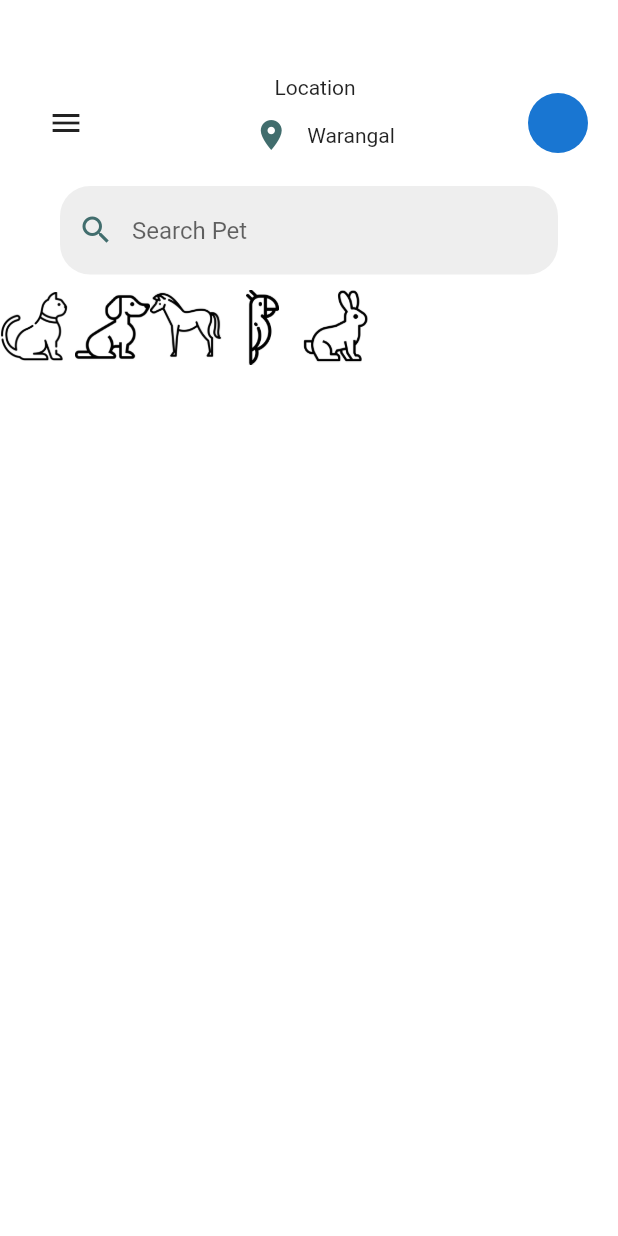
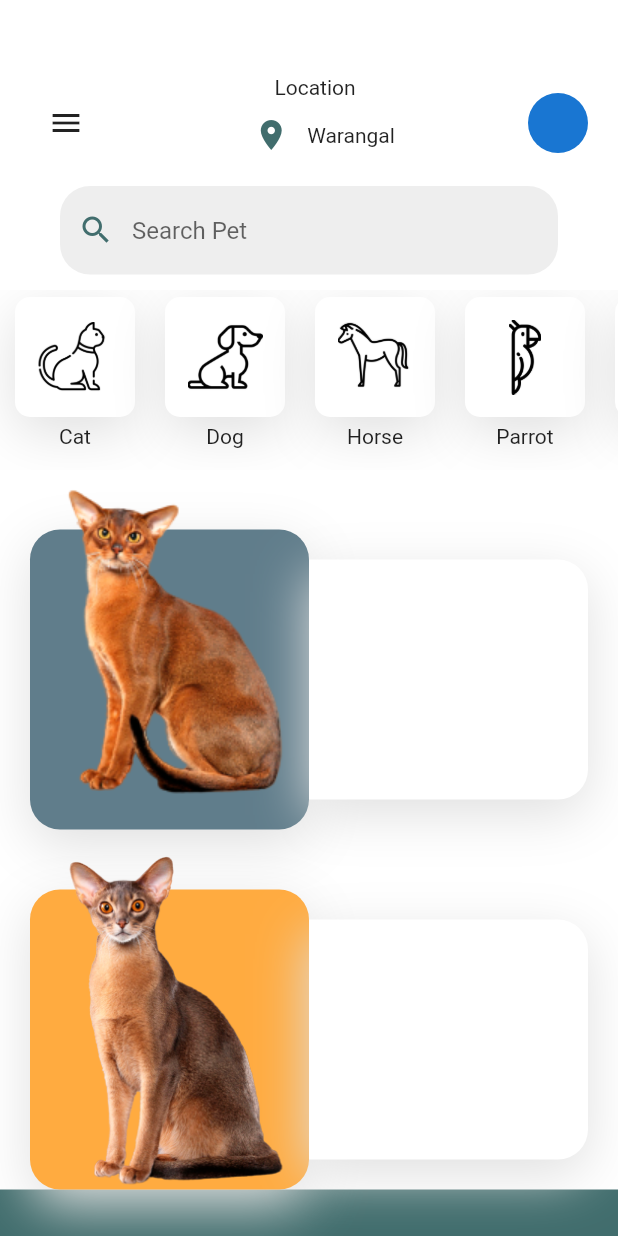
Before and after one commit to udaykumaruking/pet_app, a Flutter app: the screen it shows after launch, on a phone screen of 412 x 824 dp. Run offline on Flutter 3.47's test engine with Material 2 defaults, Android fonts, the phone set to English and light mode, and no system bars.

Commit message:
Build new Screen and added routing

```diff
--- a/lib/HomeScreen.dart
+++ b/lib/HomeScreen.dart
@@ -1,4 +1,6 @@
+import 'package:flutter/cupertino.dart';
 import 'package:flutter/material.dart';
+import 'package:pet_app/screen2.dart';
 
 import 'configuration.dart';
 
@@ -21,6 +23,7 @@ class _HomeScreenState extends State<HomeScreen> {
         ..scale((scaleFactor)),
       duration: Duration(milliseconds: 250),
       color: Colors.white,
+      child: SingleChildScrollView(
         child: Column(
           children: <Widget>[
             SizedBox(
@@ -92,7 +95,6 @@ class _HomeScreenState extends State<HomeScreen> {
                   prefixIcon: Icon(
                     Icons.search,
                     color: primaryColor,
-
                   ),
                   hintText: "Search Pet",
                   filled: true,
@@ -101,28 +103,122 @@ class _HomeScreenState extends State<HomeScreen> {
               ),
               padding: EdgeInsets.fromLTRB(40, 10, 40, 10),
             ),
-
             Container(
               height: 120,
               child: ListView.builder(
                 scrollDirection: Axis.horizontal,
                 itemCount: categories.length,
-              itemBuilder: (context, index){
+                itemBuilder: (context, index) {
                   return Container(
                     child: Column(
                       children: <Widget>[
                         Container(
+                          // height: 50,
+                          // width: 50,
+                          padding: EdgeInsets.all(15),
+                          margin: EdgeInsets.fromLTRB(10, 5, 10, 5),
+                          decoration: BoxDecoration(
+                            color: Colors.white,
+                            boxShadow: listShadow,
+                            borderRadius: BorderRadius.circular(10),
+                          ),
+                          child: Image.asset(
+                            categories[index]['iconPath'],
                             height: 50,
                             width: 50,
-                        child: Image.asset(categories[index]['iconPath']),
                           ),
+                        ),
+                        Text(categories[index]['name'])
                       ],
                     ),
                   );
                 },
               ),
             ),
+            GestureDetector(
+              onTap: (){
+                Navigator.push(context, MaterialPageRoute(builder: (context) => Screen2()));
+              },
+              child: Container(
+                height: 240,
+                margin: EdgeInsets.symmetric(horizontal: 20),
+                child: Row(
+                  children: <Widget>[
+                    Expanded(
+                      child: Stack(
+                        children: [
+                          Container(
+                            decoration: BoxDecoration(
+                              color: Colors.blueGrey,
+                              borderRadius: BorderRadius.circular(20),
+                              boxShadow: listShadow,
+                            ),
+                            margin: EdgeInsets.only(top: 40),
+                          ),
+                          Align(
+                            child: Image.asset('images/pet-cat1.png'),
+                          ),
                         ],
+                      ),
+                    ),
+                    Expanded(
+                      child: Container(
+                        margin: EdgeInsets.only(top: 60, bottom: 20),
+                        decoration: BoxDecoration(
+                          color: Colors.white,
+                          boxShadow: listShadow,
+                          borderRadius: BorderRadius.only(
+                            topRight: Radius.circular(20),
+                            bottomRight: Radius.circular(20),
+                          ),
+                        ),
+                      ),
+                    ),
+                  ],
+                ),
+              ),
+            ),
+
+            Container(
+              height: 240,
+              margin: EdgeInsets.symmetric(horizontal: 20),
+              child: Row(
+                children: <Widget>[
+                  Expanded(
+                    child: Stack(
+                      children: [
+                        Container(
+                          decoration: BoxDecoration(
+                            color: Colors.orangeAccent,
+                            borderRadius: BorderRadius.circular(20),
+                            boxShadow: listShadow,
+                          ),
+                          margin: EdgeInsets.only(top: 40),
+                        ),
+                        Align(
+                          child: Image.asset('images/pet-cat2.png'),
+                        ),
+                      ],
+                    ),
+                  ),
+                  Expanded(
+                    child: Container(
+                      margin: EdgeInsets.only(top: 60, bottom: 20),
+                      decoration: BoxDecoration(
+                        color: Colors.white,
+                        boxShadow: listShadow,
+                        borderRadius: BorderRadius.only(
+                          topRight: Radius.circular(20),
+                          bottomRight: Radius.circular(20),
+                        ),
+                      ),
+                    ),
+                  ),
+                ],
+              ),
+            ),
+          ],
+        ),
       ),
     );
   }
```
Also changed, not shown: lib/screen2.dart (added, +54 -0 lines). Lines whose indentation alone changed are shown as unchanged.
